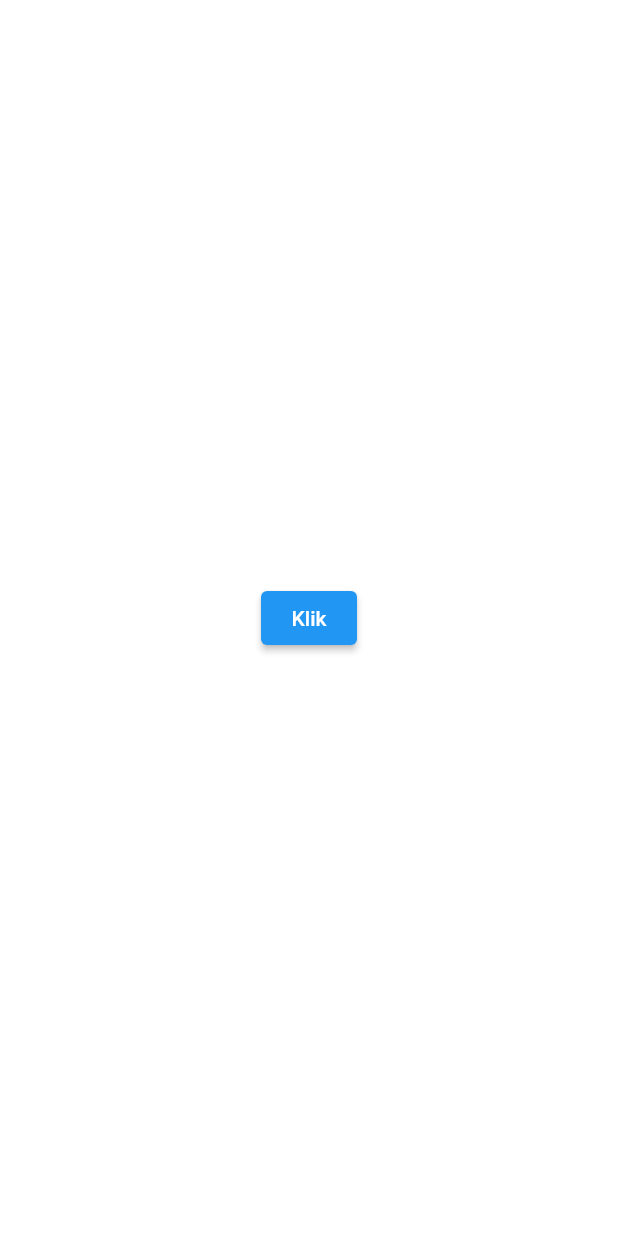
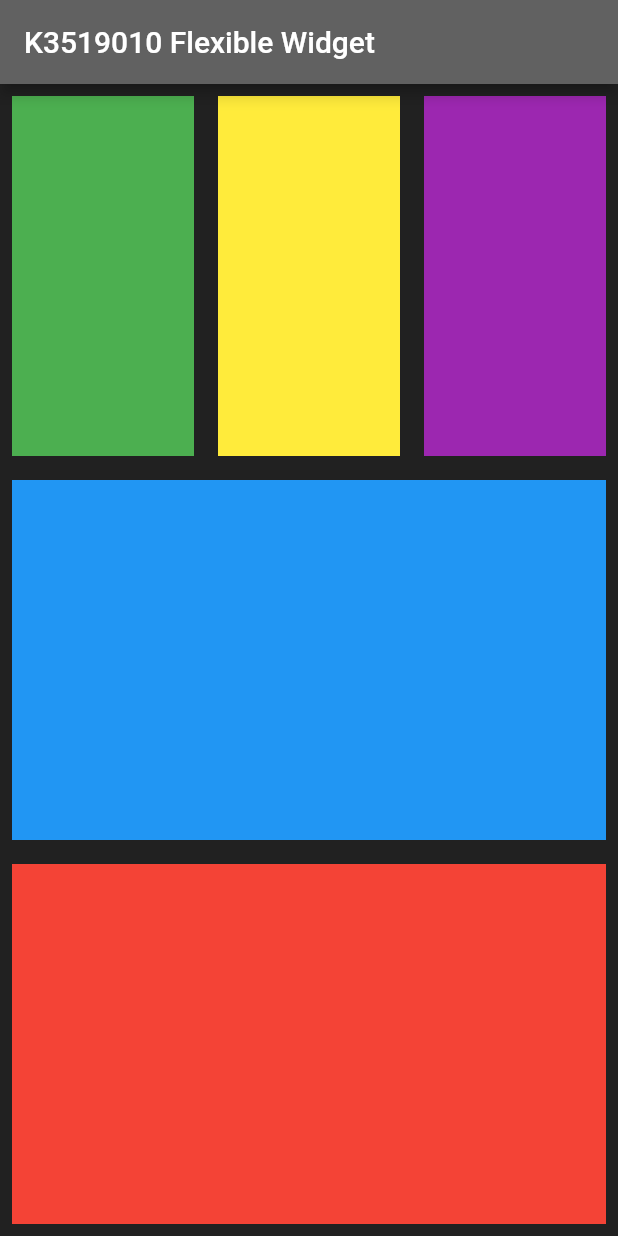
Before and after one commit to anhzf/college-flutter, a Flutter app: the screen it shows after launch, on a phone screen of 412 x 824 dp. Run offline on Flutter 3.47's test engine with Material 2 defaults, Android fonts, the phone set to English and light mode, and no system bars.

Commit message:
feat: :sparkles: done with Flexible Widget

```diff
--- a/lib/main.dart
+++ b/lib/main.dart
@@ -3,8 +3,12 @@ import 'package:flutter/material.dart';
 void main() => runApp(
       MaterialApp(
         home: Scaffold(
+          appBar: AppBar(
+            title: Text('K3519010 Flexible Widget'),
+            backgroundColor: Colors.grey.shade700,
+          ),
           body: MyApp(),
-          backgroundColor: Color.fromARGB(0, 0, 0, 200),
+          backgroundColor: Colors.grey.shade900,
         ),
         color: Colors.white,
       ),
@@ -13,22 +17,45 @@ void main() => runApp(
 class MyApp extends StatelessWidget {
   @override
   Widget build(BuildContext ctx) {
-    return Center(
-      child: ElevatedButton(
-        child: Text('Klik'),
-        onPressed: () => showDialog<String>(
-          context: ctx,
-          builder: (BuildContext ctx) => AlertDialog(
-            content: Text('asdadasd'),
-            actions: [
-              TextButton(
-                child: Text('Tutup'),
-                onPressed: () => Navigator.of(ctx).pop(),
+    return Column(
+      children: [
+        Flexible(
+          child: Row(
+            children: [
+              Flexible(
+                child: Container(
+                  color: Colors.green,
+                  margin: EdgeInsets.all(8.0),
+                ),
+              ),
+              Flexible(
+                child: Container(
+                  color: Colors.yellow,
+                  margin: EdgeInsets.all(8.0),
+                ),
+              ),
+              Flexible(
+                child: Container(
+                  color: Colors.purple,
+                  margin: EdgeInsets.all(8.0),
+                ),
               ),
             ],
           ),
         ),
-      ),
+        Flexible(
+          child: Container(
+            color: Colors.blue,
+            margin: EdgeInsets.all(8.0),
+          ),
+        ),
+        Flexible(
+          child: Container(
+            color: Colors.red,
+            margin: EdgeInsets.all(8.0),
+          ),
+        ),
+      ],
     );
   }
 }
```
